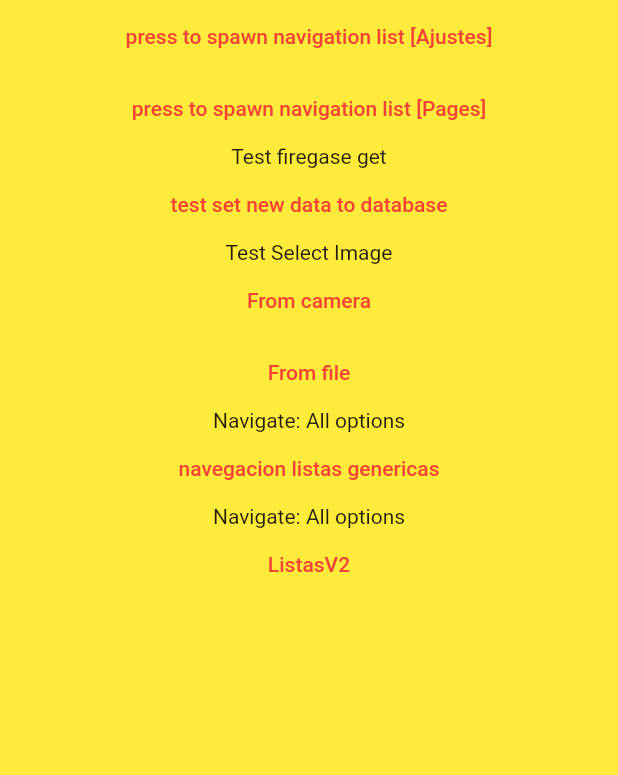
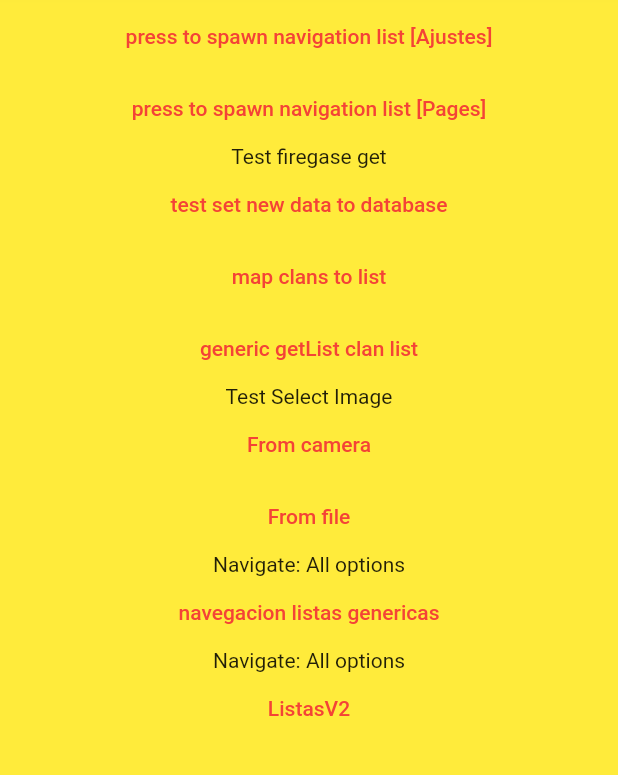
Before and after one commit to PolGarciaBlanch/star_fighter, a Flutter app: the screen it shows after launch, on a phone screen of 412 x 824 dp, the part 108-883 px from its top. Run offline on Flutter 3.47's test engine with Material 2 defaults, Android fonts, the phone set to English and light mode, and no system bars; our stand-ins replace firebase_auth, firebase_core, firebase_database, flutter_compass, image_picker; missing offline and left inert: cloudinary_sdk, dart:ffi, flutter_osm_plugin; accounts and stored records are empty.

```diff
--- a/lib/Pantallas/pant_developer_test.dart
+++ b/lib/Pantallas/pant_developer_test.dart
@@ -6,6 +6,7 @@ import 'package:star_fighter/control/firabase_data.dart';
 import 'package:star_fighter/obj/card_builder.dart';
 import 'package:star_fighter/obj/dialog_lists.dart';
 import 'package:star_fighter/obj/nav_opt.dart';
+import 'package:star_fighter/obj/obj_clans.dart';
 import 'package:star_fighter/widgets/listas/cards/card_text.dart';
 import 'package:star_fighter/widgets/listas/lista_navegacion.dart';
 import 'package:star_fighter/widgets/listas/basic_list.dart';
@@ -29,7 +30,7 @@ class _PantDevState extends State<PantDev> {
   List<NavOpt> navOpt = listNavOpt;
   List<NavOpt> item = [];
   CustomData FirebaseIOLib = CustomData(app: Firebase.app());
-
+  FirebaseData fd = new FirebaseData();
   @override
   Widget build(BuildContext context) {
     return Scaffold(
@@ -68,6 +69,19 @@ class _PantDevState extends State<PantDev> {
                       FirebaseIOLib.testSet();
                     },
                     child: Text("test set new data to database")),
+                TextButton(
+                    onPressed: () {
+                      fd.GetClanList();
+                    },
+                    child: Text("map clans to list")),
+                TextButton(
+                    onPressed: () {
+                      fd.GetObjList(
+                          fd.listClan, Clan.fromDatabaseJson, "clans/");
+                      dList.GenerateGenericList(context, fd.listClan,
+                          fd.listClan, dList.test, cBuilder.TextCard);
+                    },
+                    child: Text("generic getList clan list")),
                 Text("Test Select Image"),
                 TextButton(
                     onPressed: () {
--- a/lib/control/firabase_data.dart
+++ b/lib/control/firabase_data.dart
@@ -1,6 +1,86 @@
 import 'package:firebase_core/firebase_core.dart';
 import 'package:firebase_database/firebase_database.dart';
 import 'package:flutter/cupertino.dart';
+import 'package:star_fighter/obj/obj_clans.dart';
+import 'package:star_fighter/obj/obj_mods.dart';
+import 'package:star_fighter/obj/obj_ship.dart';
+import 'package:star_fighter/obj/obj_user.dart';
+
+class FirebaseData {
+  List<Clan> listClan = [];
+  List<Mod> listMod = [];
+  List<Ship> listShip = [];
+  List<User> listPerson = [];
+
+  FirebaseDatabase firebase = FirebaseDatabase.instance;
+  //GET DATA
+  GetObj(Function converter, String refererence, String key) {
+    Object obj;
+    Stream<DatabaseEvent> stream =
+        firebase.ref(refererence + "/" + key).onValue;
+    stream.listen((DatabaseEvent event) {
+      Map<String, dynamic> temp =
+          Map<String, dynamic>.from(event.snapshot.value! as Map);
+      if (temp == null) {
+        return null;
+      }
+      return obj = converter(temp, key);
+    });
+  }
+
+  GetObjList(List<Object> genericList, Function converter, String refererence) {
+    Stream<DatabaseEvent> stream = firebase.ref(refererence).onValue;
+    stream.listen((DatabaseEvent event) {
+      Map<String, dynamic> temp =
+          Map<String, dynamic>.from(event.snapshot.value! as Map);
+      listClan.clear();
+
+      for (var entry in temp.entries) {
+        Map<String, dynamic> submap = Map.from(entry.value);
+        //new Map<String, dynamic>.from(value);
+        genericList.add(converter(submap, entry.key));
+      }
+      print(genericList.toString());
+    });
+  }
+
+  //PUSH DATA
+  NewObj(Object obj, String reference) {}
+
+  DeleteObj(Object obj, String reference, String key) {}
+  ReplaceObj(Object obj, String reference, String key) {
+    DeleteObj(obj, reference, key);
+    NewObj(obj, reference);
+  }
+
+  GenerateKey(String reference) {}
+//--------------------------------------------------------------------
+  GetClanList() {
+    Stream<DatabaseEvent> stream = firebase.ref("clans/").onValue;
+    stream.listen((DatabaseEvent event) {
+      Map<String, dynamic> temp =
+          Map<String, dynamic>.from(event.snapshot.value! as Map);
+      listClan.clear();
+/*
+      for (var entry in temp.entries) {
+        Map<String, dynamic> submap = Map.from(entry.value);
+        //new Map<String, dynamic>.from(value);
+        listClan.add(Clan.fromDatabaseJson(submap, entry.key));
+      }*/
+      for (var entry in temp.entries) {
+        Map<String, dynamic> submap = Map.from(entry.value);
+        //new Map<String, dynamic>.from(value);
+        listClan.add(Clan.fromDatabaseJson(submap, entry.key));
+      }
+
+      int a = listClan.length;
+    });
+  }
+
+  GetMods() {}
+  GetShips() {}
+  GetPersons() {}
+}
 
 class CustomData {
   CustomData({required this.app});
--- a/lib/obj/dialog_lists.dart
+++ b/lib/obj/dialog_lists.dart
@@ -48,6 +48,7 @@ class DialogLists {
   //-----------------------------------------------------------------------------------------------------------------------------------------------------------------------------
   // lists operations
   //-----------------------------------------------------------------------------------------------------------------------------------------------------------------------------
+
   void test(BuildContext context, Object obj, List<Object> targetList) {
     String objData;
     /*for (ObjectKey k in obj) {
--- a/lib/obj/obj_clans.dart
+++ b/lib/obj/obj_clans.dart
@@ -1,13 +1,13 @@
-class ObjClan {
-  int id;
+class Clan {
+  String id;
   int rank;
   String name;
   String desc;
-  String leader;
+  int leader;
   // List<String> admin;
   // List<String> member;
 
-  ObjClan({
+  Clan({
     required this.id,
     required this.rank,
     required this.name,
@@ -16,16 +16,24 @@ class ObjClan {
     // required this.admin,
     //required this.member,
   });
-
-  factory ObjClan.fromDatabaseJson(Map<String, dynamic> data) => ObjClan(
-        id: data['id'],
+  factory Clan.fromDatabaseJson(Map<String, dynamic> data, String id) => Clan(
+        id: id,
         rank: data['rank'],
         name: data['name'],
         desc: data['desc'],
         leader: data['leader'],
         //admin: data['admin'],
         //member: data['member']
-      );
+      ); /*
+  factory Clan.fromDatabaseJson(Map<String, dynamic> data, String id) => Clan(
+        id: id,
+        rank: data['rank'],
+        name: data['name'],
+        desc: data['desc'],
+        leader: data['leader'],
+        //admin: data['admin'],
+        //member: data['member']
+      );*/
   Map<String, dynamic> toDatabaseJson() => {
         "id": id,
         "rank": rank,
--- a/lib/obj/obj_user.dart
+++ b/lib/obj/obj_user.dart
@@ -0,0 +1 @@
+class User {}
```
